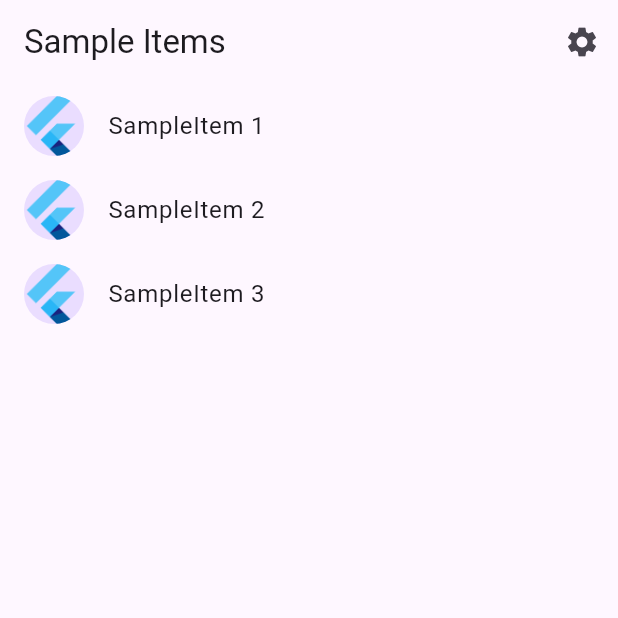
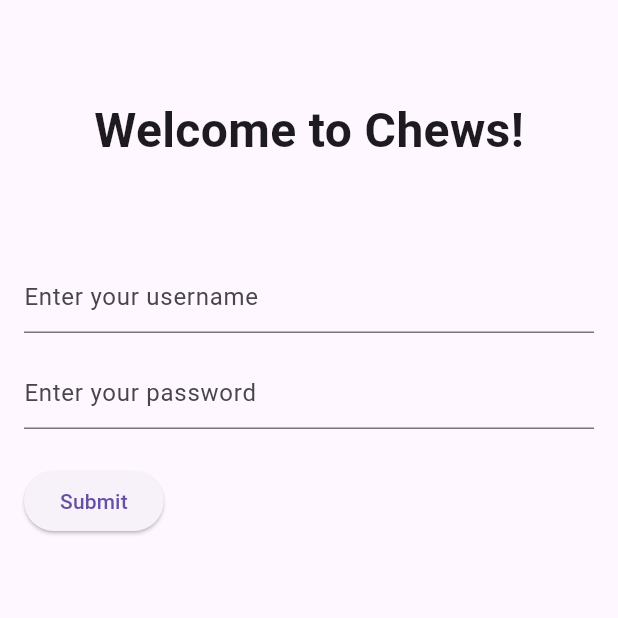
Before and after one commit to naveenrs123/chews, a Flutter app: the screen it shows after launch, on a phone screen of 412 x 824 dp, the top half of it. Run offline on Flutter 3.47's test engine with Material 3 defaults, Android fonts, the phone set to English and light mode, and no system bars; generated files the repository leaves out were written again.

Commit message:
Add a login page

```diff
--- a/lib/src/app.dart
+++ b/lib/src/app.dart
@@ -1,3 +1,4 @@
+import 'package:chews/src/login.dart';
 import 'package:flutter/material.dart';
 import 'package:flutter_gen/gen_l10n/app_localizations.dart';
 import 'package:flutter_localizations/flutter_localizations.dart';
@@ -72,8 +73,9 @@ class MyApp extends StatelessWidget {
                   case SampleItemDetailsView.routeName:
                     return const SampleItemDetailsView();
                   case SampleItemListView.routeName:
+                    return const SampleItemListView();
                   default:
-                    return const SampleItemListView();
+                    return const LoginPage();
                 }
               },
             );
--- /dev/null
+++ b/lib/src/login.dart
@@ -0,0 +1,102 @@
+import 'package:chews/src/sample_feature/sample_item_list_view.dart';
+import 'package:flutter/material.dart';
+
+class LoginPage extends StatelessWidget {
+  const LoginPage({super.key});
+
+  static const routeName = '/';
+
+  @override
+  Widget build(BuildContext context) {
+    return const Scaffold(
+        body: SafeArea(
+      child: SingleChildScrollView(
+        physics: NeverScrollableScrollPhysics(),
+        child: Padding(
+          padding: EdgeInsets.symmetric(horizontal: 16, vertical: 64),
+          child: Center(
+              child: Column(
+            mainAxisAlignment: MainAxisAlignment.start,
+            children: [
+              Padding(
+                padding: EdgeInsets.only(bottom: 64),
+                child: Text(
+                  "Welcome to Chews!",
+                  style: TextStyle(fontSize: 32, fontWeight: FontWeight.bold),
+                ),
+              ),
+              LoginForm(),
+            ],
+          )),
+        ),
+      ),
+    ));
+  }
+}
+
+class LoginForm extends StatefulWidget {
+  const LoginForm({super.key});
+
+  @override
+  State<LoginForm> createState() => _LoginFormState();
+}
+
+class _LoginFormState extends State<LoginForm> {
+  final GlobalKey<FormState> _formKey = GlobalKey<FormState>();
+
+  @override
+  Widget build(BuildContext context) {
+    return Form(
+      key: _formKey,
+      child: Column(
+        mainAxisAlignment: MainAxisAlignment.center,
+        crossAxisAlignment: CrossAxisAlignment.start,
+        children: [
+          Padding(
+            padding: const EdgeInsets.only(bottom: 16),
+            child: TextFormField(
+              decoration: const InputDecoration(
+                hintText: 'Enter your username',
+              ),
+              validator: (String? value) {
+                if (value == null || value.isEmpty) {
+                  return 'Username cannot be empty';
+                }
+                return null;
+              },
+            ),
+          ),
+          Padding(
+            padding: const EdgeInsets.only(bottom: 8),
+            child: TextFormField(
+              obscureText: true,
+              decoration: const InputDecoration(
+                hintText: 'Enter your password',
+              ),
+              validator: (String? value) {
+                if (value == null || value.isEmpty) {
+                  return 'Password cannot be empty';
+                }
+                return null;
+              },
+            ),
+          ),
+          Padding(
+            padding: const EdgeInsets.symmetric(vertical: 16.0),
+            child: ElevatedButton(
+              onPressed: () {
+                // Validate will return true if the form is valid, or false if
+                // the form is invalid.
+                if (_formKey.currentState!.validate()) {
+                  Navigator.restorablePushReplacementNamed(
+                      context, SampleItemListView.routeName);
+                }
+              },
+              child: const Text('Submit'),
+            ),
+          ),
+        ],
+      ),
+    );
+  }
+}
--- a/lib/src/sample_feature/sample_item_list_view.dart
+++ b/lib/src/sample_feature/sample_item_list_view.dart
@@ -11,7 +11,7 @@ class SampleItemListView extends StatelessWidget {
     this.items = const [SampleItem(1), SampleItem(2), SampleItem(3)],
   });
 
-  static const routeName = '/';
+  static const routeName = '/listView';
 
   final List<SampleItem> items;
 
@@ -62,8 +62,7 @@ class SampleItemListView extends StatelessWidget {
                   context,
                   SampleItemDetailsView.routeName,
                 );
-            }
-          );
+              });
         },
       ),
     );
```
Also changed, not shown: pubspec.lock. Lines whose indentation alone changed are shown as unchanged.
